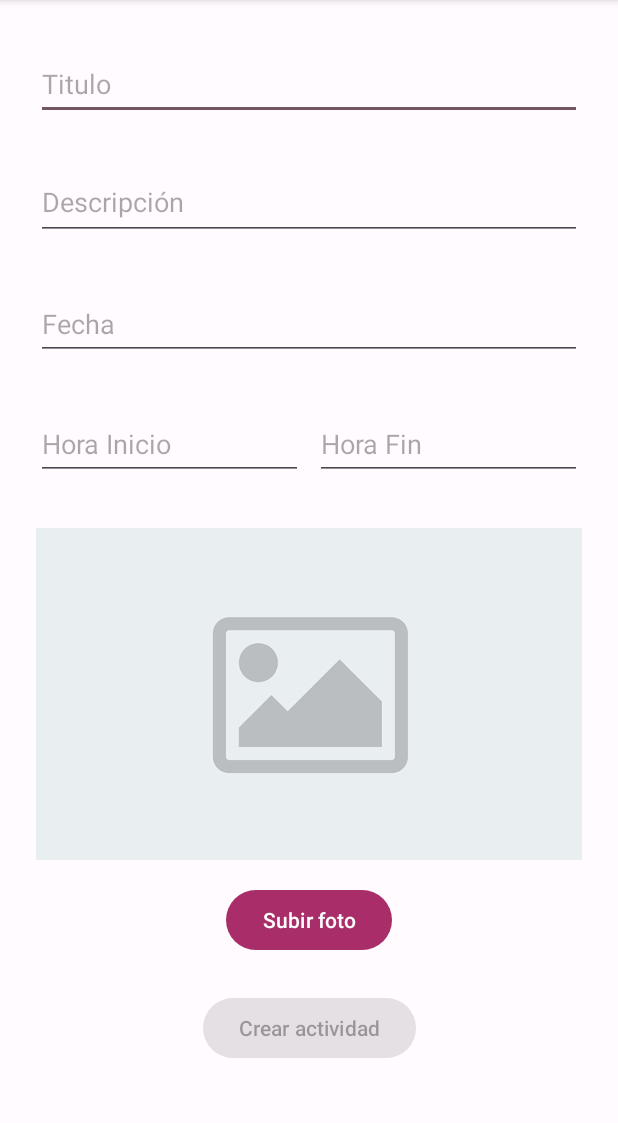
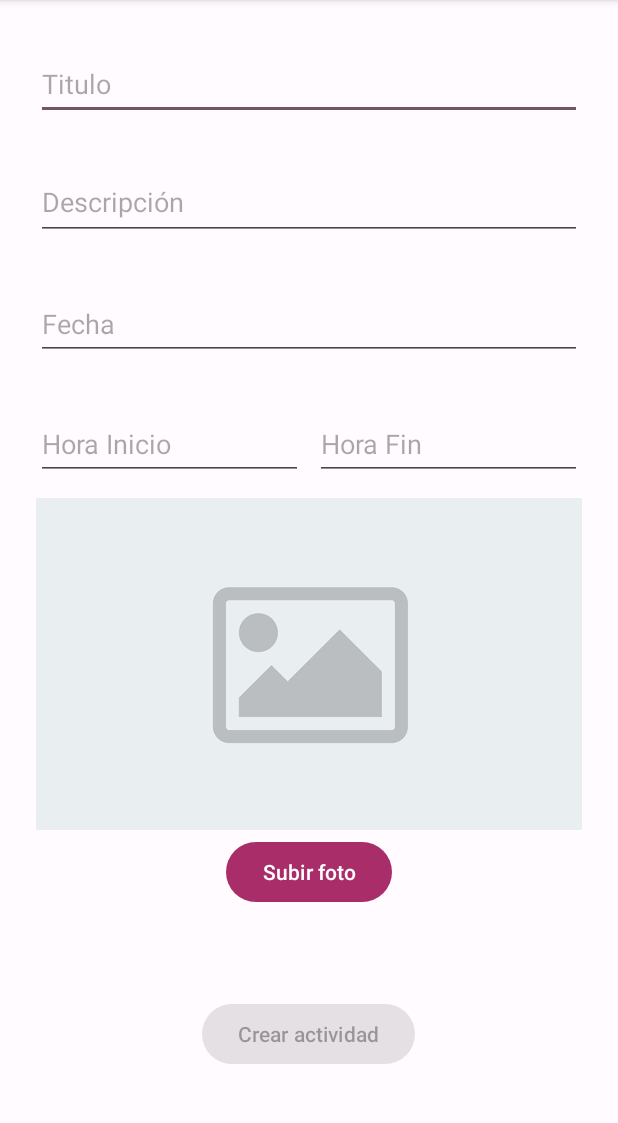
Before and after one commit to joelsilvera/IOT_LAB6, an Android app: the InsertarActivity screen opened directly, with no data from a screen before it, on a phone screen of 412 x 824 dp, the part 96-1219 px from its top. Run offline under Robolectric (Android 15) with nearby library versions, the phone set to English and light mode, and no system bars; our stand-ins replace Firebase (no records; nobody signed in at launch, a user with empty details on screens opened directly); pictures from the network do not load; Roboto replaces fonts that are not available here.

```diff
--- a/app/src/main/res/layout/activity_insertar.xml
+++ b/app/src/main/res/layout/activity_insertar.xml
@@ -101,40 +101,55 @@
             app:layout_constraintEnd_toEndOf="parent"
             app:layout_constraintStart_toStartOf="parent"
             app:layout_constraintTop_toBottomOf="@+id/linearLayout"/>
+
         <ImageView
             android:id="@+id/ivInsertar"
-            android:scaleType="centerCrop"
             android:layout_width="0dp"
             android:layout_height="221dp"
-            android:layout_marginTop="32dp"
             android:layout_marginHorizontal="24dp"
+            android:layout_marginTop="12dp"
+            android:scaleType="centerCrop"
             app:layout_constraintEnd_toEndOf="parent"
+            app:layout_constraintHorizontal_bias="0.895"
             app:layout_constraintStart_toStartOf="parent"
             app:layout_constraintTop_toBottomOf="@+id/tvFechaDisponible"
             app:srcCompat="@drawable/placeholder_image" />
+
         <Button
-            android:layout_marginTop="16dp"
-            android:onClick="subirImagen"
             android:id="@+id/btnSubirImagen"
             android:layout_width="wrap_content"
             android:layout_height="wrap_content"
+            android:layout_marginTop="4dp"
+            android:onClick="subirImagen"
             android:text="Subir foto"
             app:layout_constraintEnd_toEndOf="parent"
             app:layout_constraintStart_toStartOf="parent"
-            app:layout_constraintTop_toBottomOf="@+id/ivInsertar"/>
+            app:layout_constraintTop_toBottomOf="@+id/ivInsertar" />
 
         <Button
             android:id="@+id/btnCrearActividad"
             android:layout_width="wrap_content"
             android:layout_height="wrap_content"
-            android:layout_marginTop="24dp"
-            android:layout_marginBottom="32dp"
+            android:layout_marginTop="60dp"
             android:enabled="false"
             android:onClick="crearActividad"
             android:text="Crear actividad"
+            app:layout_constraintEnd_toEndOf="parent"
+            app:layout_constraintHorizontal_bias="0.498"
+            app:layout_constraintStart_toStartOf="parent"
+            app:layout_constraintTop_toBottomOf="@+id/btnSubirImagen" />
+
+        <TextView
+            android:id="@+id/textViewMensaje"
+            android:layout_width="wrap_content"
+            android:layout_height="wrap_content"
+            android:layout_marginBottom="68dp"
+            android:text="TextView"
+            android:textColor="#4CAF50"
+            android:visibility="invisible"
             app:layout_constraintBottom_toBottomOf="parent"
             app:layout_constraintEnd_toEndOf="parent"
-            app:layout_constraintStart_toStartOf="parent"
-            app:layout_constraintTop_toBottomOf="@+id/btnSubirImagen" />
+            app:layout_constraintHorizontal_bias="0.498"
+            app:layout_constraintStart_toStartOf="parent" />
     </androidx.constraintlayout.widget.ConstraintLayout>
 </ScrollView>
```
Also changed, not shown: app/src/main/java/com/example/labiot5/InsertarActivity.java (+54 -6 lines).
